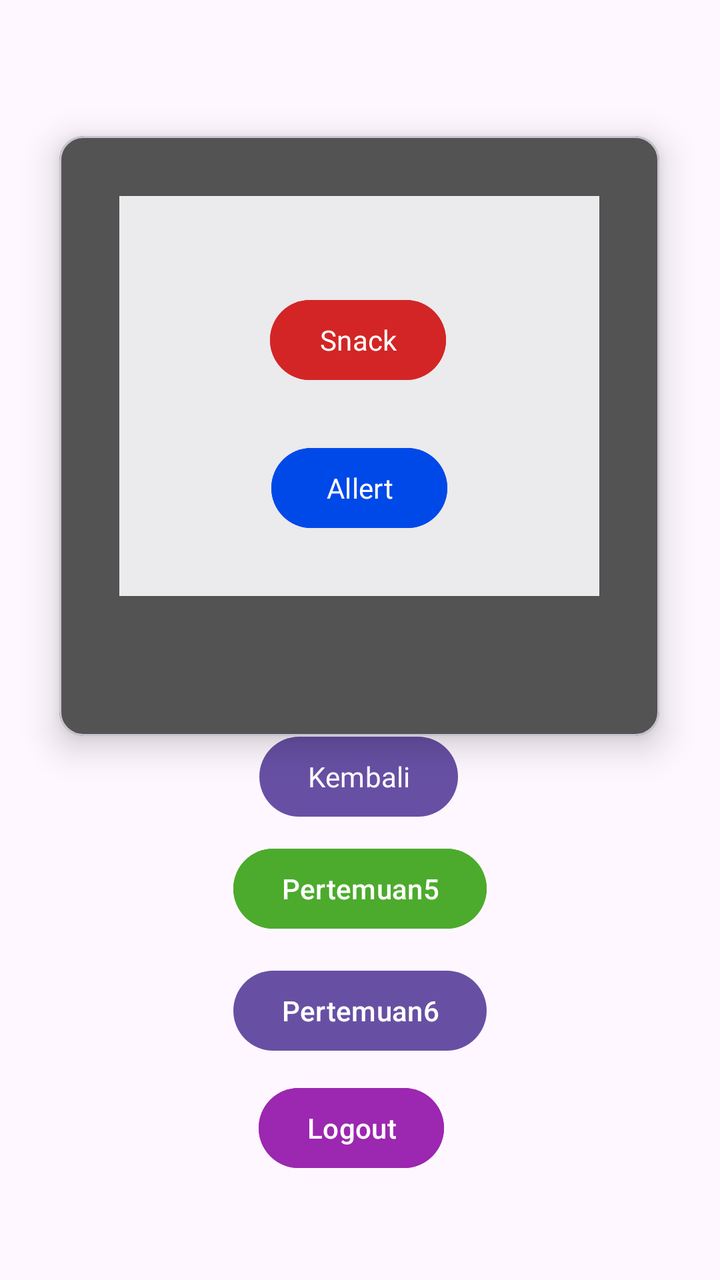
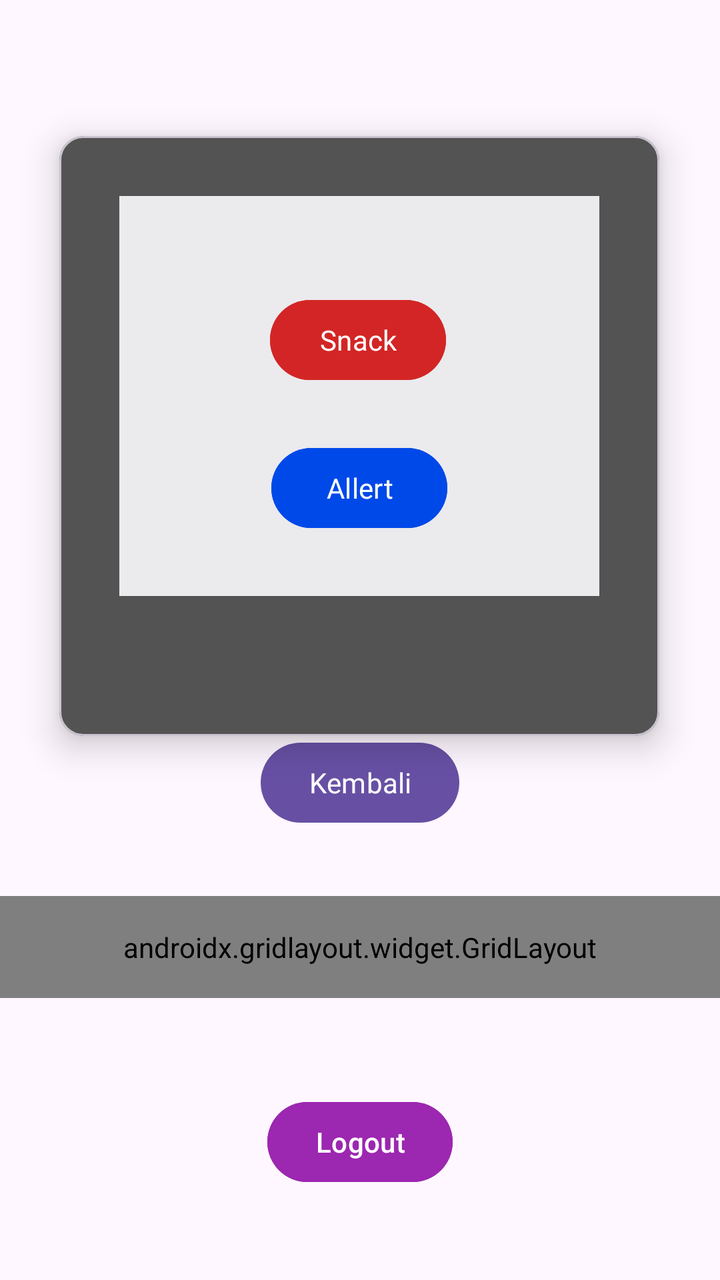

An Android layout rendered at two revisions. The XML below is the earlier revision; the diff shows what the commit changed to produce the second picture.
<!-- AndroidManifest.xml: application theme Theme.MIqbalAlfayyadh_3TIC -->
<!-- res/layout/fragment_home.xml -->
<?xml version="1.0" encoding="utf-8"?>
<androidx.constraintlayout.widget.ConstraintLayout xmlns:android="http://schemas.android.com/apk/res/android"
    xmlns:tools="http://schemas.android.com/tools"
    android:layout_width="match_parent"
    android:layout_height="match_parent"
    xmlns:app="http://schemas.android.com/apk/res-auto"
    tools:context=".Home.HomeFragment">

    <Button
        android:id="@+id/btnkembali"
        android:layout_width="wrap_content"
        android:layout_height="wrap_content"
        android:layout_marginBottom="228dp"
        android:text="Kembali"
        android:fontFamily="@font/baksoap"
        app:layout_constraintBottom_toBottomOf="parent"
        app:layout_constraintEnd_toEndOf="parent"
        app:layout_constraintHorizontal_bias="0.498"
        app:layout_constraintStart_toStartOf="parent"
        app:layout_constraintTop_toBottomOf="@+id/materialCardView"
        app:layout_constraintVertical_bias="0.988" />

    <com.google.android.material.card.MaterialCardView
        android:id="@+id/materialCardView"
        android:layout_width="300dp"
        android:layout_height="300dp"
        android:layout_marginTop="68dp"
        android:backgroundTint="#545353"
        app:cardElevation="10dp"
        app:layout_constraintEnd_toEndOf="parent"
        app:layout_constraintHorizontal_bias="0.495"
        app:layout_constraintStart_toStartOf="parent"
        app:layout_constraintTop_toTopOf="parent">

        <androidx.constraintlayout.widget.ConstraintLayout
            android:layout_width="240dp"
            android:layout_height="200dp"
            android:layout_margin="30dp"
            android:background="@color/white"
            android:backgroundTint="#EBEAED">


            <Button
                android:id="@+id/btnsnack"
                android:layout_width="wrap_content"
                android:layout_height="wrap_content"
                android:layout_marginTop="48dp"
                android:backgroundTint="#D32525"
                android:text="Snack"
                android:fontFamily="@font/baksoap"
                app:layout_constraintEnd_toEndOf="parent"
                app:layout_constraintHorizontal_bias="0.496"
                app:layout_constraintStart_toStartOf="parent"
                app:layout_constraintTop_toTopOf="parent" />

            <Button
                android:id="@+id/btnallert"
                android:layout_width="wrap_content"
                android:layout_height="wrap_content"
                android:layout_marginBottom="4dp"
                android:backgroundTint="#0049E9"
                android:text="Allert"
                android:fontFamily="@font/baksoap"
                app:layout_constraintBottom_toBottomOf="parent"
                app:layout_constraintEnd_toEndOf="parent"
                app:layout_constraintStart_toStartOf="parent"
                app:layout_constraintTop_toBottomOf="@+id/btnsnack" />

        </androidx.constraintlayout.widget.ConstraintLayout>
    </com.google.android.material.card.MaterialCardView>

    <Button
        android:id="@+id/btn5"
        android:layout_width="wrap_content"
        android:layout_height="wrap_content"
        android:layout_marginTop="8dp"
        android:text="Pertemuan5"
        android:backgroundTint="#4CAB2C"
        app:layout_constraintEnd_toEndOf="parent"
        app:layout_constraintStart_toStartOf="parent"
        app:layout_constraintTop_toBottomOf="@+id/btnkembali" />

    <Button
        android:id="@+id/btnlogout"
        android:layout_width="wrap_content"
        android:layout_height="wrap_content"
        android:backgroundTint="#9C27B0"
        android:text="Logout"
        app:layout_constraintBottom_toBottomOf="parent"
        app:layout_constraintEnd_toEndOf="parent"
        app:layout_constraintHorizontal_bias="0.484"
        app:layout_constraintStart_toStartOf="parent"
        app:layout_constraintTop_toBottomOf="@+id/btn5"
        app:layout_constraintVertical_bias="0.58" />

    <Button
        android:id="@+id/btn6"
        android:layout_width="wrap_content"
        android:layout_height="wrap_content"
        android:text="Pertemuan6"
        app:layout_constraintBottom_toBottomOf="parent"
        app:layout_constraintEnd_toEndOf="parent"
        app:layout_constraintStart_toStartOf="parent"
        app:layout_constraintTop_toBottomOf="@+id/btn5"
        app:layout_constraintVertical_bias="0.104" />

</androidx.constraintlayout.widget.ConstraintLayout>
<!-- resources referenced by this layout -->
<resources>
  <color name="white">#FFFFFFFF</color>
  <style name="Theme.MIqbalAlfayyadh_3TIC" parent="Base.Theme.MIqbalAlfayyadh_3TIC" />
  <style name="Base.Theme.MIqbalAlfayyadh_3TIC" parent="Theme.Material3.DayNight.NoActionBar">
          
          
      </style>
</resources>

<!-- the commit's change to res/layout/fragment_home.xml (unified diff, before → after) -->
@@ -11,14 +11,13 @@
         android:layout_width="wrap_content"
         android:layout_height="wrap_content"
         android:layout_marginBottom="228dp"
+        android:fontFamily="@font/baksoap"
         android:text="Kembali"
-        android:fontFamily="@font/baksoap"
         app:layout_constraintBottom_toBottomOf="parent"
         app:layout_constraintEnd_toEndOf="parent"
-        app:layout_constraintHorizontal_bias="0.498"
         app:layout_constraintStart_toStartOf="parent"
         app:layout_constraintTop_toBottomOf="@+id/materialCardView"
-        app:layout_constraintVertical_bias="0.988" />
+        app:layout_constraintVertical_bias="0.183" />
 
     <com.google.android.material.card.MaterialCardView
         android:id="@+id/materialCardView"
@@ -69,39 +68,78 @@
         </androidx.constraintlayout.widget.ConstraintLayout>
     </com.google.android.material.card.MaterialCardView>
 
-    <Button
-        android:id="@+id/btn5"
-        android:layout_width="wrap_content"
+    <androidx.gridlayout.widget.GridLayout
+        android:id="@+id/gridMenu"
+        android:layout_width="0dp"
         android:layout_height="wrap_content"
-        android:layout_marginTop="8dp"
-        android:text="Pertemuan5"
-        android:backgroundTint="#4CAB2C"
+        android:layout_marginTop="80dp"
+        android:padding="16dp"
+        app:columnCount="3"
         app:layout_constraintEnd_toEndOf="parent"
+        app:layout_constraintHorizontal_bias="0.0"
         app:layout_constraintStart_toStartOf="parent"
-        app:layout_constraintTop_toBottomOf="@+id/btnkembali" />
+        app:layout_constraintTop_toBottomOf="@+id/materialCardView"
+        app:useDefaultMargins="true">
+
+        <Button
+            android:id="@+id/btn5"
+            android:layout_width="wrap_content"
+            android:layout_height="wrap_content"
+            android:backgroundTint="#4CAB2C"
+            android:text="P5"
+            app:layout_column="0"
+            app:layout_columnWeight="1"
+            app:layout_constraintEnd_toEndOf="parent"
+            app:layout_constraintStart_toStartOf="parent"
+            app:layout_constraintTop_toBottomOf="@+id/btnkembali"
+            app:layout_gravity="fill_horizontal"
+            app:layout_row="0" />
+
+        <Button
+            android:id="@+id/btn6"
+            android:layout_width="wrap_content"
+            android:layout_height="wrap_content"
+            android:text="P6"
+            app:layout_column="1"
+            app:layout_columnWeight="1"
+            app:layout_constraintBottom_toBottomOf="parent"
+            app:layout_constraintEnd_toEndOf="parent"
+            app:layout_constraintStart_toStartOf="parent"
+            app:layout_constraintTop_toBottomOf="@+id/btn5"
+            app:layout_constraintVertical_bias="0.139"
+            app:layout_gravity="fill_horizontal"
+            app:layout_row="0" />
+
+        <Button
+            android:id="@+id/btn9"
+            android:layout_width="wrap_content"
+            android:layout_height="wrap_content"
+            android:backgroundTint="#48AFA1"
+            android:text="P9"
+            app:layout_column="2"
+            app:layout_columnWeight="1"
+            app:layout_constraintBottom_toBottomOf="parent"
+            app:layout_constraintEnd_toEndOf="parent"
+            app:layout_constraintStart_toStartOf="parent"
+            app:layout_constraintTop_toBottomOf="@+id/btn6"
+            app:layout_constraintVertical_bias="0.241"
+            app:layout_gravity="fill_horizontal"
+            app:layout_row="0" />
+
+    </androidx.gridlayout.widget.GridLayout>
 
     <Button
         android:id="@+id/btnlogout"
         android:layout_width="wrap_content"
         android:layout_height="wrap_content"
+        android:layout_marginTop="48dp"
         android:backgroundTint="#9C27B0"
         android:text="Logout"
-        app:layout_constraintBottom_toBottomOf="parent"
-        app:layout_constraintEnd_toEndOf="parent"
-        app:layout_constraintHorizontal_bias="0.484"
-        app:layout_constraintStart_toStartOf="parent"
-        app:layout_constraintTop_toBottomOf="@+id/btn5"
-        app:layout_constraintVertical_bias="0.58" />
-
-    <Button
-        android:id="@+id/btn6"
-        android:layout_width="wrap_content"
-        android:layout_height="wrap_content"
-        android:text="Pertemuan6"
-        app:layout_constraintBottom_toBottomOf="parent"
+        app:layout_columnWeight="1"
         app:layout_constraintEnd_toEndOf="parent"
         app:layout_constraintStart_toStartOf="parent"
-        app:layout_constraintTop_toBottomOf="@+id/btn5"
-        app:layout_constraintVertical_bias="0.104" />
+        app:layout_constraintTop_toBottomOf="@+id/gridMenu"
+        app:layout_gravity="fill_horizontal" />
+
 
 </androidx.constraintlayout.widget.ConstraintLayout>
